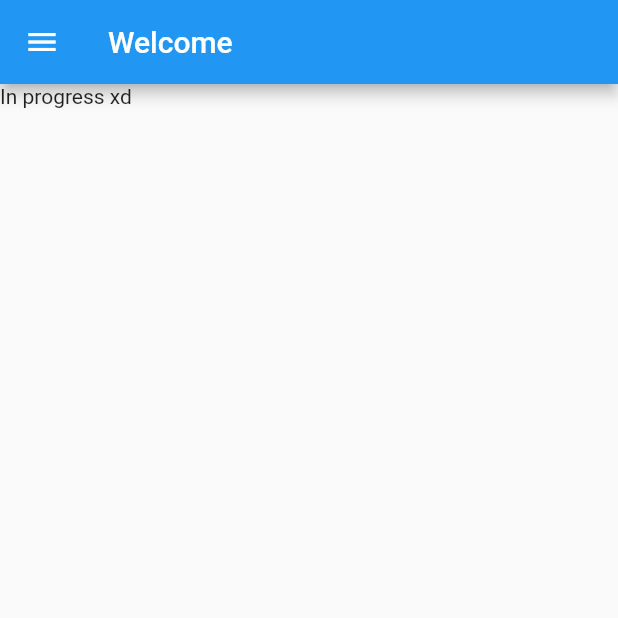
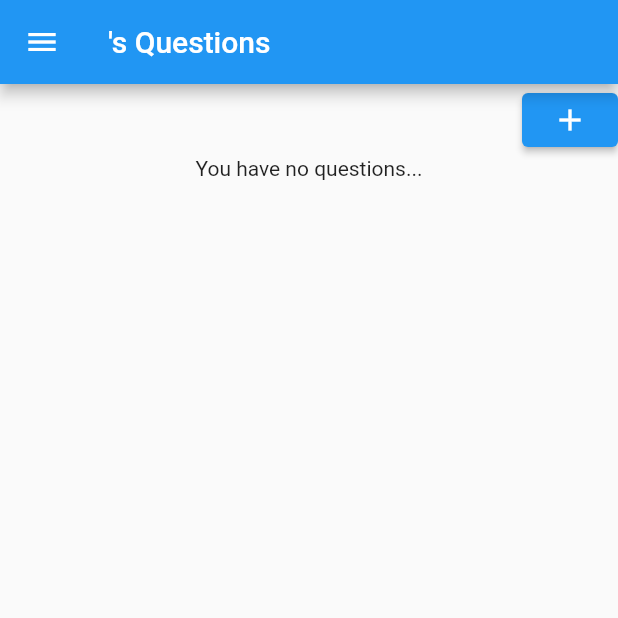
Before and after one commit to Dangabit/MugTogether, a Flutter app: the HomePage screen opened by its route, on a phone screen of 412 x 824 dp, the top half of it. Run offline on Flutter 3.47's test engine with Material 2 defaults, Android fonts, the light colour scheme and no system bars; our stand-ins replace firebase_auth, firebase_core; accounts and stored records are empty; generated files the repository leaves out were written again.

Commit message:
- Renamed homepage to questions - Added structure to questions - Added structure to in_app_drawer

```diff
--- a/lib/app_router.dart
+++ b/lib/app_router.dart
@@ -1,6 +1,6 @@
 import 'package:firebase_auth/firebase_auth.dart';
 import 'package:flutter/material.dart';
-import 'package:mug_together/screens/homepage.dart';
+import 'package:mug_together/screens/questions.dart';
 import 'package:mug_together/screens/login.dart';
 import 'package:mug_together/screens/signup.dart';
 
@@ -28,9 +28,9 @@ class AppRouter {
 
     // Routes available when user is logged in
     switch (settings.name) {
-      case '/home':
+      case '/questions':
         return MaterialPageRoute(
-          settings: const RouteSettings(name: "/home"),
+          settings: const RouteSettings(name: "/questions"),
           builder: (context) => const HomePage()
         );
     }
--- /dev/null
+++ b/lib/screens/add_question.dart
@@ -0,0 +1,19 @@
+import 'package:flutter/material.dart';
+
+class AddQuestion extends StatefulWidget {
+  const AddQuestion({Key? key}) : super(key: key);
+
+  @override
+  State<AddQuestion> createState() => _AddQuestion();
+}
+
+class _AddQuestion extends State<AddQuestion> {
+
+  @override
+  Widget build(BuildContext context) {
+    return const Scaffold(
+      // TODO: Form to add question into database
+      body: Text('In Progress'),
+    );
+  }
+}
--- a/lib/screens/homepage.dart
+++ /dev/null
@@ -1,25 +0,0 @@
-import 'package:firebase_auth/firebase_auth.dart';
-import 'package:flutter/material.dart';
-import 'package:mug_together/widgets/in_app_drawer.dart';
-
-class HomePage extends StatefulWidget {
-  const HomePage({Key? key}) : super(key: key);
-
-  @override
-  State<HomePage> createState() => _HomePage();
-}
-
-class _HomePage extends State<HomePage> {
-  final user = FirebaseAuth.instance.currentUser;
-
-  @override
-  Widget build(BuildContext context) {
-    return Scaffold(
-      appBar: AppBar(
-        title: Text("Welcome ${user?.displayName}")
-      ),
-      drawer: InAppDrawer.gibDrawer(context),
-      body: const Text("In progress xd"),
-    );
-  }
-}
--- a/lib/screens/login.dart
+++ b/lib/screens/login.dart
@@ -72,7 +72,7 @@ class _LoginPage extends State<LoginPage> {
                           );
                           emailController.clear();
                           passwordController.clear();
-                          Navigator.pushNamed(context, '/home');
+                          Navigator.pushNamed(context, '/questions');
                         } on FirebaseAuthException catch (e) {
                           if (e.code == 'invalid-email' ||
                               e.code == 'wrong-password') {
--- /dev/null
+++ b/lib/screens/questions.dart
@@ -0,0 +1,60 @@
+import 'package:firebase_auth/firebase_auth.dart';
+import 'package:flutter/material.dart';
+import 'package:mug_together/screens/add_question.dart';
+import 'package:mug_together/widgets/in_app_drawer.dart';
+
+class HomePage extends StatefulWidget {
+  const HomePage({Key? key}) : super(key: key);
+
+  @override
+  State<HomePage> createState() => _HomePage();
+}
+
+class _HomePage extends State<HomePage> {
+  final user = FirebaseAuth.instance.currentUser;
+  bool noQuestions = true;
+
+  @override
+  Widget build(BuildContext context) {
+    return Scaffold(
+      appBar: AppBar(title: Text("${user?.displayName}'s Questions")),
+      drawer: InAppDrawer.gibDrawer(context),
+      body: Column(
+        children: [
+          Row(
+            children: <Widget>[
+              // TODO: Add a sorter here
+              const Spacer(),
+              // Move to add_question screen
+              ElevatedButton(
+                onPressed: () => Navigator.push(
+                    context,
+                    MaterialPageRoute(
+                        builder: (context) => const AddQuestion())),
+                child: const Icon(Icons.add),
+              ),
+            ],
+          ),
+          // Display questions in grid
+          _generateGrid(),
+        ],
+      ),
+    );
+  }
+
+  Widget _generateGrid() {
+    if (noQuestions) {
+      return const Text('You have no questions...');
+    } else {
+      return GridView.count(
+        crossAxisCount: 2,
+        children: _generateCards(),
+      );
+    }
+  }
+
+  List<Widget> _generateCards() {
+    // TODO: Retrieve data from database and return as card view
+    return [];
+  }
+}
--- a/lib/widgets/in_app_drawer.dart
+++ b/lib/widgets/in_app_drawer.dart
@@ -4,22 +4,26 @@ import 'package:flutter/material.dart';
 class InAppDrawer {
   static Drawer gibDrawer(BuildContext context) {
     return Drawer(
-      child: Column(
-        children: <Widget>[
-          ListView(
-            shrinkWrap: true,
-            children: [
-              const DrawerHeader(
-                child: Text('Menu'),
+      child: Column(children: <Widget>[
+        ListView(shrinkWrap: true, children: [
+          DrawerHeader(
+            child: _generateProfileCard(),
           ),
           ListTile(
-                title: const Text('Button 1'),
+            title: const Text('My Questions'),
+            onTap: () => Navigator.pushNamed(context, '/questions'),
+          ),
+          ListTile(
+              title: const Text('Question Bank'),
               onTap: () {
-                  // Do smth
-                }
-              ),
-            ]
-          ),
+                //TODO: Add navigation to Question Bank
+              }),
+          ListTile(
+              title: const Text('Quiz'),
+              onTap: () {
+                //TODO: Add navigation to Question Bank
+              }),
+        ]),
         const Spacer(),
         Container(
           alignment: FractionalOffset.bottomCenter,
@@ -35,7 +39,23 @@ class InAppDrawer {
             ],
           ),
         ),
-        ]
+      ]),
+    );
+  }
+
+  static Widget _generateProfileCard() {
+    User? user = FirebaseAuth.instance.currentUser;
+
+    return Card(
+      // FIXME: Rounded corners might not be working
+      shape: RoundedRectangleBorder(borderRadius: BorderRadius.circular(10)),
+      child: InkWell(
+        // TODO: Use user pic if have
+        child: Image.asset('assets/test.jpg', fit: BoxFit.cover),
+        onTap: () {
+          // TODO: Direct to user account screen
+        },
+        splashColor: Colors.grey,
       ),
     );
   }
--- a/pubspec.yaml
+++ b/pubspec.yaml
@@ -59,6 +59,9 @@ flutter:
   # the material Icons class.
   uses-material-design: true
 
+  assets:
+    - assets/test.jpg
+
   # To add assets to your application, add an assets section, like this:
   # assets:
   #   - images/a_dot_burr.jpeg
```
Also changed, not shown: assets/test.jpg (added). Lines whose indentation alone changed are shown as unchanged.
